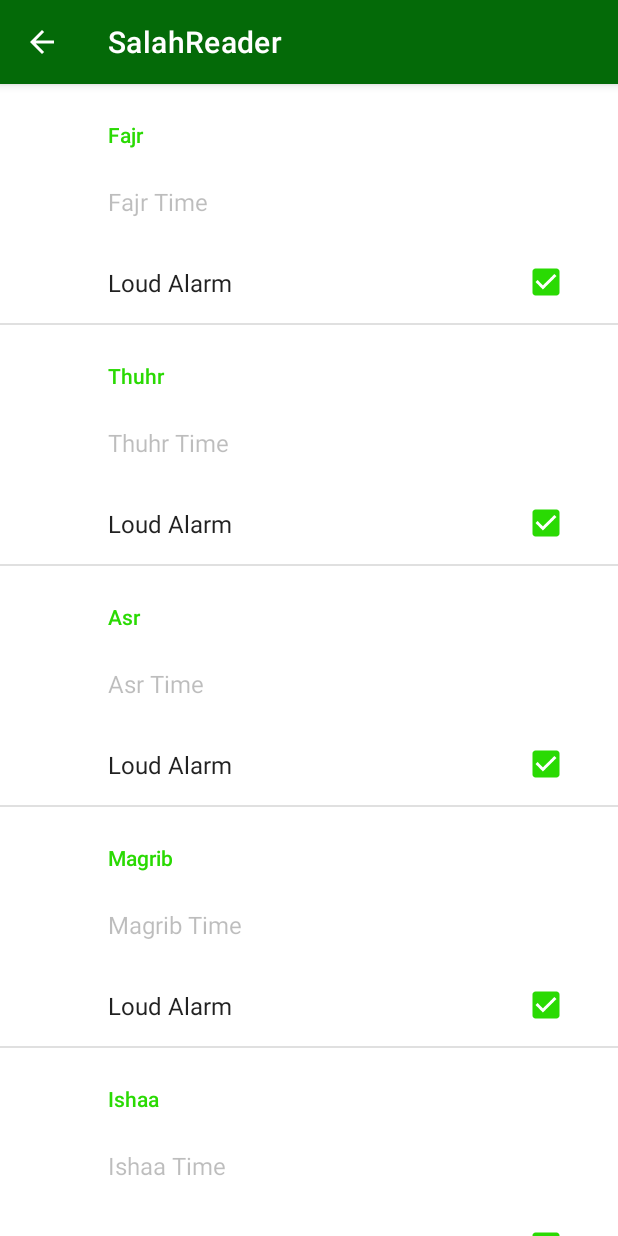
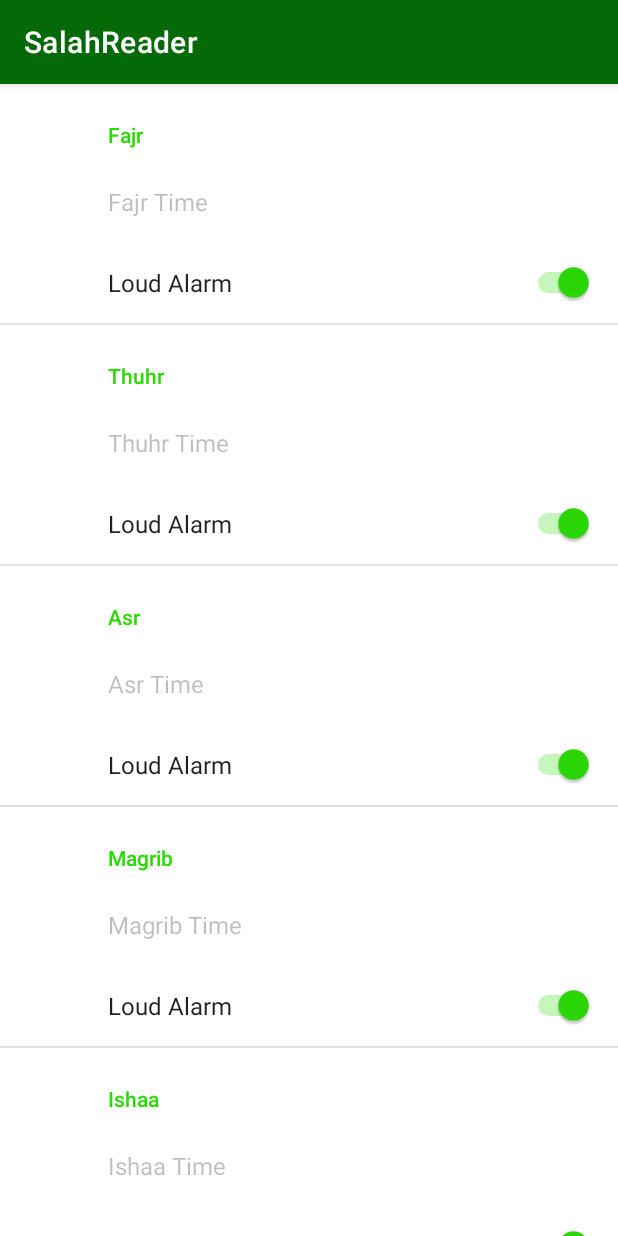
Before and after one commit to imoghul/Salah-Reader, an Android app: the screen it shows after launch (SettingsActivity), on a phone screen of 412 x 824 dp. Run offline under Robolectric (Android 15) with nearby library versions, the phone set to English and light mode, and no system bars; our stand-ins replace androidx.preference; 2 statements that could not run were skipped.

Commit message:
moved code around

```diff
--- /dev/null
+++ b/app/src/main/java/com/example/salahreader/RetrieveAPI.java
@@ -0,0 +1,59 @@
+package com.example.salahreader;
+
+import android.os.Build;
+import android.os.Build;
+import android.os.Bundle;
+
+import androidx.annotation.RequiresApi;
+import androidx.appcompat.app.ActionBar;
+import androidx.appcompat.app.AppCompatActivity;
+import androidx.preference.EditTextPreference;
+import androidx.preference.PreferenceFragmentCompat;
+import androidx.annotation.RequiresApi;
+import androidx.preference.EditTextPreference;
+
+import java.time.DayOfWeek;
+import java.time.LocalDate;
+import java.time.format.TextStyle;
+import java.util.Locale;
+import java.util.Map;
+
+public class RetrieveAPI {
+    private static String[] currentTimes;
+
+    @RequiresApi(api = Build.VERSION_CODES.O)
+    public static void refresh() {
+        GetData g = new GetData();
+        Thread thread = new Thread(g);
+        thread.start();
+
+        String d;
+
+        while((d =  g.getValue()).equals(""));
+
+        Map<String, String[]> data = GetSalah.parser(d);
+
+        LocalDate date = LocalDate.now();
+        DayOfWeek dow = date.getDayOfWeek();
+        String dayName = dow.getDisplayName(TextStyle.FULL_STANDALONE, Locale.ENGLISH);
+        RetrieveAPI.currentTimes = data.get(dayName);
+
+    }
+
+    public static String[] getCurrentTimes(){
+        return RetrieveAPI.currentTimes;
+    }
+}
+
+class GetData implements Runnable {
+    private volatile String value = "";
+
+    @Override
+    public void run() {
+        value = GetSalah.getDataStr();
+    }
+
+    public String getValue() {
+        return value;
+    }
+}
--- a/app/src/main/java/com/example/salahreader/SettingsActivity.java
+++ b/app/src/main/java/com/example/salahreader/SettingsActivity.java
@@ -1,7 +1,17 @@
 package com.example.salahreader;
 
+import android.database.DataSetObserver;
+import android.graphics.Color;
 import android.os.Build;
 import android.os.Bundle;
+import android.view.Gravity;
+import android.view.View;
+import android.view.ViewGroup;
+import android.widget.ArrayAdapter;
+import android.widget.ImageView;
+import android.widget.LinearLayout;
+import android.widget.SpinnerAdapter;
+import android.widget.TextView;
 
 import androidx.annotation.RequiresApi;
 import androidx.appcompat.app.ActionBar;
@@ -9,20 +19,9 @@ import androidx.appcompat.app.AppCompatActivity;
 import androidx.preference.EditTextPreference;
 import androidx.preference.PreferenceFragmentCompat;
 
-import java.io.FileOutputStream;
-import java.io.PrintStream;
-import java.io.PrintWriter;
-import java.text.SimpleDateFormat;
-import java.time.DayOfWeek;
-import java.time.LocalDate;
-import java.time.format.TextStyle;
-import java.util.Calendar;
-import java.util.Locale;
-import java.util.Map;
-import java.util.HashMap;
-
 public class SettingsActivity extends AppCompatActivity {
-
+    ArrayAdapter<String> adapter;
+    public final String[] DropdownOptions = {"Refresh"};
     @Override
     protected void onCreate(Bundle savedInstanceState) {
         super.onCreate(savedInstanceState);
@@ -35,11 +34,15 @@ public class SettingsActivity extends AppCompatActivity {
             .commit();
         }
 
+        adapter = new ArrayAdapter<String>(this, android.R.layout.simple_expandable_list_item_1, DropdownOptions);
+
         ActionBar actionBar = getSupportActionBar();
 
         if (actionBar != null) {
-            actionBar.setDisplayHomeAsUpEnabled(true);
+            actionBar.setDisplayHomeAsUpEnabled(false);
+            actionBar.setDisplayShowHomeEnabled(true);
         }
+
     }
 
     public static class SettingsFragment extends PreferenceFragmentCompat {
@@ -47,50 +50,18 @@ public class SettingsActivity extends AppCompatActivity {
         @Override
         public void onCreatePreferences(Bundle savedInstanceState, String rootKey) {
             setPreferencesFromResource(R.xml.root_preferences, rootKey);
-
-            GetData g = new GetData();
-            Thread thread = new Thread(g);
-            thread.start();
-
-            String d;
-            while((d =  g.getValue()).equals(""));
-            Map<String, String[]> data = GetSalah.parser(d);
-
-            LocalDate date = LocalDate.now();
-            DayOfWeek dow = date.getDayOfWeek();
-            String dayName = dow.getDisplayName(TextStyle.FULL_STANDALONE, Locale.ENGLISH);
-            String[] todaysTimes = data.get(dayName);
-            //Place after here
-            EditTextPreference[] myTextView = new EditTextPreference[5];
-            myTextView[0] = (EditTextPreference) findPreference("fajrTime");
-            myTextView[0].setTitle(todaysTimes[0]);
-            myTextView[0].setEnabled(false);
-            myTextView[1] = (EditTextPreference) findPreference("thuhrTime");
-            myTextView[1].setTitle(todaysTimes[1]);
-            myTextView[1].setEnabled(false);
-            myTextView[2] = (EditTextPreference) findPreference("asrTime");
-            myTextView[2].setTitle(todaysTimes[2]);
-            myTextView[2].setEnabled(false);
-            myTextView[3] = (EditTextPreference) findPreference("magribTime");
-            myTextView[3].setTitle(todaysTimes[3]);
-            myTextView[3].setEnabled(false);
-            myTextView[4] = (EditTextPreference) findPreference("ishaaTime");
-            myTextView[4].setTitle(todaysTimes[4]);
-            myTextView[4].setEnabled(false);
+            // update and retrive values from API
+            RetrieveAPI.refresh();
+            String[] todaysTimes = RetrieveAPI.getCurrentTimes();
+            // update text prefernces
+            EditTextPreference myTextView;
+            String[] keys = {"fajrTime","thuhrTime","asrTime","magribTime","ishaaTime"};
+            for(int i = 0;i<5;++i){
+                myTextView = (EditTextPreference) findPreference(keys[i]);
+                myTextView.setTitle(todaysTimes[i]);
+                myTextView.setText(todaysTimes[i]);
+                myTextView.setEnabled(false);
+            }
         }
-
     }
 }
-
-class GetData implements Runnable {
-    private volatile String value = "";
-
-    @Override
-    public void run() {
-        value = GetSalah.getDataStr();
-    }
-
-    public String getValue() {
-        return value;
-    }
-}
--- a/app/src/main/res/values/colors.xml
+++ b/app/src/main/res/values/colors.xml
@@ -4,7 +4,7 @@
     <color name="purple_500">#046A08</color>
     <color name="purple_700">#4CAF50</color>
     <color name="teal_200">#2ADA03</color>
-    <color name="teal_700">#5FFF66</color>
+    <color name="teal_700">#06970C</color>
     <color name="black">#FF000000</color>
     <color name="white">#FFFFFFFF</color>
 </resources>
--- a/app/src/main/res/xml/root_preferences.xml
+++ b/app/src/main/res/xml/root_preferences.xml
@@ -1,37 +1,6 @@
 <PreferenceScreen xmlns:android="http://schemas.android.com/apk/res/android"
     xmlns:app="http://schemas.android.com/apk/res-auto">
 
-<!--    <PreferenceCategory app:title="@string/messages_header">-->
-
-<!--        <EditTextPreference-->
-<!--            app:key="signature"-->
-<!--            app:title="@string/signature_title"-->
-<!--            app:useSimpleSummaryProvider="true" />-->
-
-<!--        <ListPreference-->
-<!--            app:defaultValue="reply"-->
-<!--            app:entries="@array/reply_entries"-->
-<!--            app:entryValues="@array/reply_values"-->
-<!--            app:key="reply"-->
-<!--            app:title="@string/reply_title"-->
-<!--            app:useSimpleSummaryProvider="true" />-->
-
-<!--    </PreferenceCategory>-->
-
-<!--    <PreferenceCategory app:title="@string/sync_header">-->
-
-<!--        <SwitchPreferenceCompat-->
-<!--            app:key="sync"-->
-<!--            app:title="@string/sync_title" />-->
-
-<!--        <SwitchPreferenceCompat-->
-<!--            app:dependency="sync"-->
-<!--            app:key="attachment"-->
-<!--            app:summaryOff="@string/attachment_summary_off"-->
-<!--            app:summaryOn="@string/attachment_summary_on"-->
-<!--            app:title="@string/attachment_title" />-->
-
-<!--    </PreferenceCategory>-->
 
     <PreferenceCategory android:title="Fajr">
         <EditTextPreference
@@ -39,7 +8,7 @@
             android:title="Fajr Time"
             android:dialogTitle="Fajr Time"
             android:defaultValue="FAJR TIME HERE"/>
-        <CheckBoxPreference
+        <SwitchPreference
             android:defaultValue="true"
             android:key="fajrCheckBox"
             android:title="Loud Alarm" />
@@ -50,7 +19,7 @@
             android:title="Thuhr Time"
             android:dialogTitle="Thur Time"
             android:defaultValue="THUHR TIME HERE"/>
-        <CheckBoxPreference
+        <SwitchPreference
             android:defaultValue="true"
             android:key="thuhrCheckBox"
             android:title="Loud Alarm" />
@@ -62,7 +31,7 @@
             android:title="Asr Time"
             android:dialogTitle="Asr Time"
             android:defaultValue="ASR TIME HERE"/>
-        <CheckBoxPreference
+        <SwitchPreference
             android:defaultValue="true"
             android:key="asrCheckBox"
             android:title="Loud Alarm" />
@@ -73,7 +42,7 @@
             android:title="Magrib Time"
             android:dialogTitle="Magrib Time"
             android:defaultValue="MAGRIB TIME HERE"/>
-        <CheckBoxPreference
+        <SwitchPreference
             android:defaultValue="true"
             android:key="magribCheckBox"
             android:title="Loud Alarm" />
@@ -84,7 +53,7 @@
             android:title="Ishaa Time"
             android:dialogTitle="Ishaa Time"
             android:defaultValue="ISHAA TIME HERE"/>
-        <CheckBoxPreference
+        <SwitchPreference
             android:defaultValue="true"
             android:key="ishaaCheckBox"
             android:title="Loud Alarm" />
```
